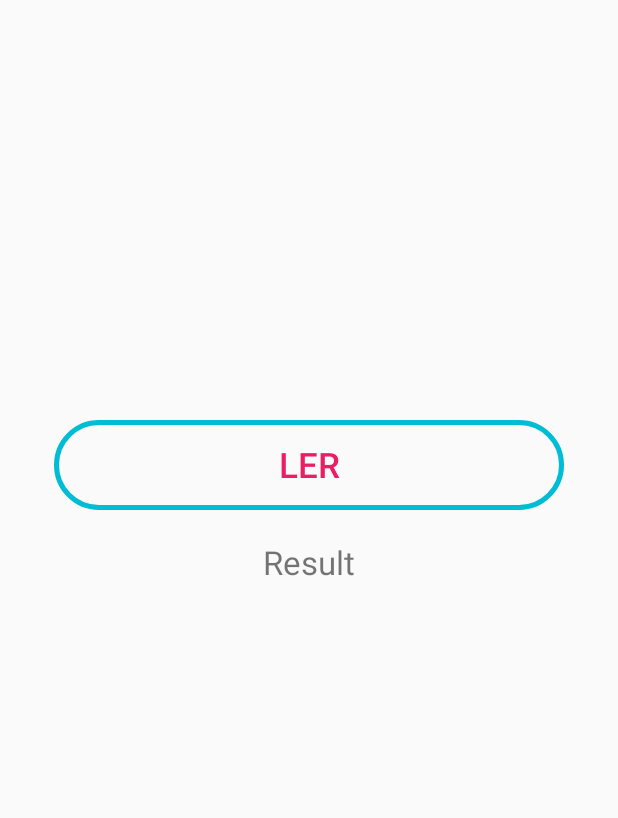
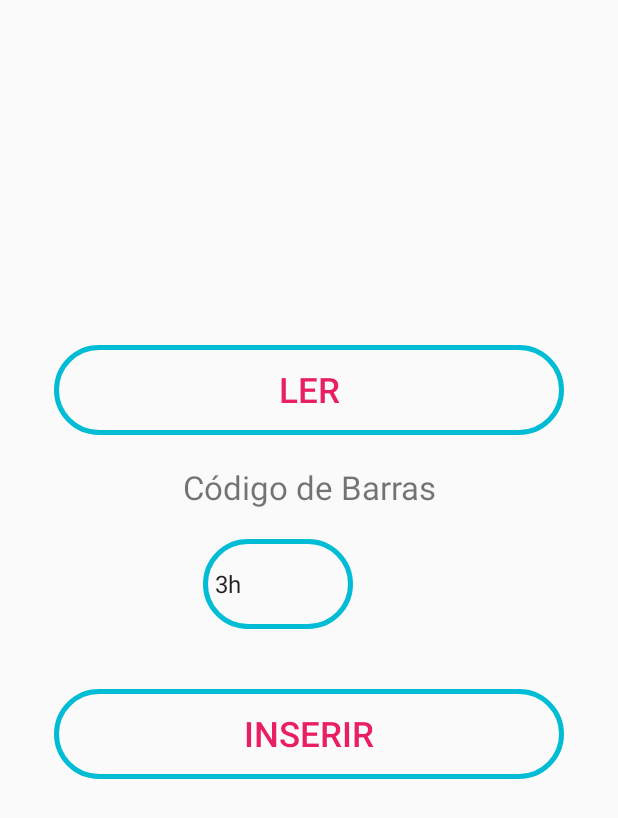
Before and after one commit to ClaitonDenardi/MedControl, an Android app: the AdicionarMedicamento screen opened directly, with no data from a screen before it, on a phone screen of 412 x 824 dp. Shown: the top 818 px of the screen. Run offline under Robolectric (Android 15) with nearby library versions, the phone set to English and light mode, and no system bars; 1 statement that could not run was skipped.

```diff
--- a/app/src/main/java/cdpaulus/medcontrol/AdicionarMedicamento.java
+++ b/app/src/main/java/cdpaulus/medcontrol/AdicionarMedicamento.java
@@ -4,10 +4,13 @@ import android.app.Activity;
 import android.content.Intent;
 import android.os.Bundle;
 import android.view.View;
+import android.widget.AdapterView;
+import android.widget.ArrayAdapter;
 import android.widget.Button;
+import android.widget.Spinner;
 import android.widget.TextView;
 
-public class AdicionarMedicamento extends Activity {
+public class AdicionarMedicamento extends Activity implements AdapterView.OnItemSelectedListener {
 
     public static TextView resultExtView;
     private Button scan_btn;
@@ -24,6 +27,11 @@ public class AdicionarMedicamento extends Activity {
                 OpenReader();
             }
         });
+        Spinner select_hora = findViewById(R.id.select_hora);
+        ArrayAdapter<CharSequence> adapter = ArrayAdapter.createFromResource(this, R.array.horas, android.R.layout.simple_spinner_item);
+        adapter.setDropDownViewResource(android.R.layout.simple_spinner_dropdown_item);
+        select_hora.setAdapter(adapter);
+        select_hora.setOnItemSelectedListener(this);
 
     }
     private void OpenReader(){
@@ -31,4 +39,13 @@ public class AdicionarMedicamento extends Activity {
         startActivity(intent);
     }
 
+    @Override
+    public void onItemSelected(AdapterView<?> parent, View view, int position, long id) {
+        Integer horas = (Integer) parent.getItemAtPosition(position);
+    }
+
+    @Override
+    public void onNothingSelected(AdapterView<?> parent) {
+
+    }
 }
--- a/app/src/main/res/layout/activity_adicionar_medicamento.xml
+++ b/app/src/main/res/layout/activity_adicionar_medicamento.xml
@@ -11,24 +11,48 @@
 
 
     <Button
-        android:layout_marginTop="280dp"
+        android:id="@+id/btn_scan"
+        android:layout_width="340dp"
+        android:layout_height="60dp"
+        android:layout_gravity="center"
+        android:layout_marginTop="230dp"
+        android:background="@drawable/buttonshape"
         android:text="Ler"
         android:textColor="#e91e63"
-        android:textSize="23sp"
-        android:layout_gravity="center"
-        android:layout_width="340dp"
-        android:layout_height="60dp"
-        android:id="@+id/btn_scan"
-        android:background="@drawable/buttonshape"/>
+        android:textSize="23sp" />
 
 
     <TextView
         android:layout_width="match_parent"
         android:layout_height="wrap_content"
-        android:text="Result"
+        android:text="Código de Barras"
         android:gravity="center"
         android:textSize="22sp"
         android:layout_marginTop="20dp"
         android:id="@+id/result_text"/>
 
+    <Spinner
+        android:layout_width="100dp"
+        android:layout_height="wrap_content"
+        android:gravity="center"
+        android:textSize="22sp"
+        android:layout_marginTop="20dp"
+        android:layout_marginLeft="135dp"
+        android:background="@drawable/buttonshape"
+        android:id="@+id/select_hora"
+        />
+
+    <Button
+        android:id="@+id/btn_inserirMed"
+        android:layout_width="340dp"
+        android:layout_height="60dp"
+        android:layout_gravity="center"
+        android:layout_marginTop="40dp"
+        android:background="@drawable/buttonshape"
+        android:text="Inserir"
+        android:textColor="#e91e63"
+        android:textSize="23sp" />
+
+
+
 </LinearLayout>
--- a/app/src/main/res/layout/activity_main.xml
+++ b/app/src/main/res/layout/activity_main.xml
@@ -9,8 +9,10 @@
 
     <ImageView
         android:id="@+id/imageView"
-        android:layout_width="match_parent"
-        android:layout_height="wrap_content"
+        android:layout_width="250dp"
+        android:layout_height="250dp"
+        android:layout_gravity="center"
+        android:layout_marginTop="30dp"
         app:srcCompat="@drawable/main" />
 
     <Button
--- a/app/src/main/res/values/strings.xml
+++ b/app/src/main/res/values/strings.xml
@@ -1,3 +1,11 @@
 <resources>
     <string name="app_name">PosDoctor</string>
+
+    <string-array name="horas">
+        <item>3h</item>
+        <item>6h</item>
+        <item>8h</item>
+        <item>12h</item>
+        <item>24h</item>
+    </string-array>>
 </resources>
```
Also changed, not shown: app/src/main/java/cdpaulus/medcontrol/database/DadosOpenHelper.java (added, +22 -0 lines), app/src/main/java/cdpaulus/medcontrol/database/ScriptBD.java (added, +12 -0 lines).
